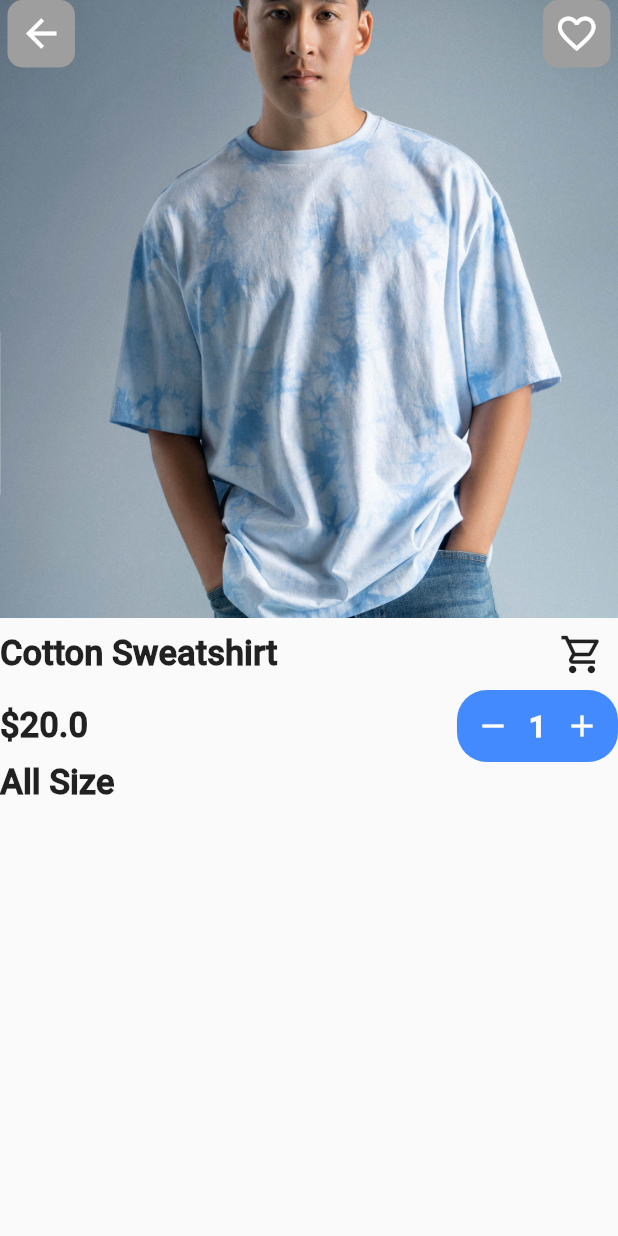
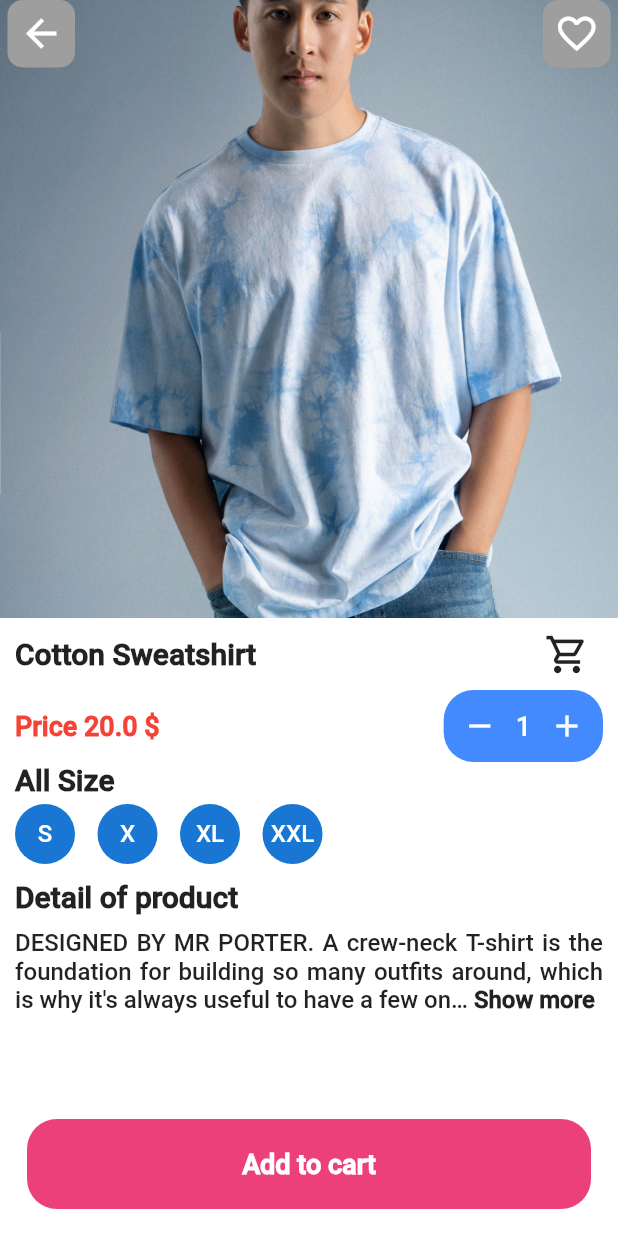
Before and after one commit to luonverak/Demo-Flutter-7-8, a Flutter app: the DetailScreen screen opened directly with sample values from the repository, on a phone screen of 412 x 824 dp. Run offline on Flutter 3.47's test engine with Material 2 defaults, Android fonts, the phone set to English and light mode, and no system bars; drawn by our look-alikes of readmore; our stand-ins replace sliding_clipped_nav_bar.

Commit message:
code commit

```diff
--- a/lib/model/category_model.dart
+++ b/lib/model/category_model.dart
@@ -29,7 +29,7 @@ final List<CategoryModel> listCategory = [
   ),
   CategoryModel(
     id: 5,
-    name: 'Kid',
+    name: 'Sport',
     image: 'asset/image/sport.webp',
   )
 ];
--- a/lib/model/product_model.dart
+++ b/lib/model/product_model.dart
@@ -1,3 +1,5 @@
+import 'package:demo2/model/category_model.dart';
+
 class ProductModel {
   final int id;
   final String name;
@@ -7,16 +9,21 @@ class ProductModel {
   final String description;
   final List<String> size;
   late int counter;
+  late String? date;
+  final int fId;
 
-  ProductModel(
-      {required this.id,
+  ProductModel({
+    required this.id,
     required this.name,
     required this.price,
     required this.image,
     required this.favorite,
     required this.description,
     required this.size,
-      required this.counter});
+    required this.counter,
+    this.date,
+    required this.fId,
+  });
 }
 
 final List<ProductModel> listProduct = [
@@ -30,6 +37,8 @@ final List<ProductModel> listProduct = [
         'DESIGNED BY MR PORTER. A crew-neck T-shirt is the foundation for building so many outfits around, which is why it\'s always useful to have a few on hand. Our black Mr P. one has a regular fit that feels comfortable whether it\'s worn alone or layered. The cotton-jersey fabric is silicone-washed for a soft handle.',
     size: ['S', 'X', 'XL', 'XXL'],
     counter: 1,
+    date: 'New',
+    fId: listCategory[0].id,
   ),
   ProductModel(
     id: 2,
@@ -41,6 +50,8 @@ final List<ProductModel> listProduct = [
         'DESIGNED BY MR PORTER. A crew-neck T-shirt is the foundation for building so many outfits around, which is why it\'s always useful to have a few on hand. Our black Mr P. one has a regular fit that feels comfortable whether it\'s worn alone or layered. The cotton-jersey fabric is silicone-washed for a soft handle.',
     size: ['S', 'X', 'XL', 'XXL'],
     counter: 1,
+    date: 'New',
+    fId: listCategory[0].id,
   ),
   ProductModel(
     id: 3,
@@ -52,6 +63,7 @@ final List<ProductModel> listProduct = [
         'DESIGNED BY MR PORTER. A crew-neck T-shirt is the foundation for building so many outfits around, which is why it\'s always useful to have a few on hand. Our black Mr P. one has a regular fit that feels comfortable whether it\'s worn alone or layered. The cotton-jersey fabric is silicone-washed for a soft handle.',
     size: ['S', 'X', 'XL', 'XXL'],
     counter: 1,
+    fId: listCategory[1].id,
   ),
   ProductModel(
     id: 4,
@@ -63,6 +75,7 @@ final List<ProductModel> listProduct = [
         'DESIGNED BY MR PORTER. A crew-neck T-shirt is the foundation for building so many outfits around, which is why it\'s always useful to have a few on hand. Our black Mr P. one has a regular fit that feels comfortable whether it\'s worn alone or layered. The cotton-jersey fabric is silicone-washed for a soft handle.',
     size: ['S', 'X', 'XL', 'XXL'],
     counter: 1,
+    fId: listCategory[1].id,
   ),
   ProductModel(
     id: 5,
@@ -74,6 +87,7 @@ final List<ProductModel> listProduct = [
         'DESIGNED BY MR PORTER. A crew-neck T-shirt is the foundation for building so many outfits around, which is why it\'s always useful to have a few on hand. Our black Mr P. one has a regular fit that feels comfortable whether it\'s worn alone or layered. The cotton-jersey fabric is silicone-washed for a soft handle.',
     size: ['S', 'X', 'XL', 'XXL'],
     counter: 1,
+    fId: listCategory[0].id,
   ),
   ProductModel(
     id: 6,
@@ -85,6 +99,7 @@ final List<ProductModel> listProduct = [
         'DESIGNED BY MR PORTER. A crew-neck T-shirt is the foundation for building so many outfits around, which is why it\'s always useful to have a few on hand. Our black Mr P. one has a regular fit that feels comfortable whether it\'s worn alone or layered. The cotton-jersey fabric is silicone-washed for a soft handle.',
     size: ['S', 'X', 'XL', 'XXL'],
     counter: 1,
+    fId: listCategory[2].id,
   ),
   ProductModel(
     id: 7,
@@ -96,5 +111,6 @@ final List<ProductModel> listProduct = [
         'DESIGNED BY MR PORTER. A crew-neck T-shirt is the foundation for building so many outfits around, which is why it\'s always useful to have a few on hand. Our black Mr P. one has a regular fit that feels comfortable whether it\'s worn alone or layered. The cotton-jersey fabric is silicone-washed for a soft handle.',
     size: ['S', 'X', 'XL', 'XXL'],
     counter: 1,
+    fId: listCategory[2].id,
   )
 ];
--- a/lib/view/detail_screen.dart
+++ b/lib/view/detail_screen.dart
@@ -1,5 +1,6 @@
 import 'package:demo2/model/product_model.dart';
 import 'package:flutter/material.dart';
+import 'package:readmore/readmore.dart';
 
 class DetailScreen extends StatefulWidget {
   const DetailScreen({super.key, required this.model});
@@ -13,14 +14,15 @@ class _DetailScreenState extends State<DetailScreen> {
   @override
   Widget build(BuildContext context) {
     return Scaffold(
-      body: ListView(
+      backgroundColor: Colors.white,
+      body: SafeArea(
+        child: ListView(
           children: [
             Stack(
               children: [
-              Container(
+                SizedBox(
                   width: double.infinity,
                   height: MediaQuery.sizeOf(context).height / 2,
-                color: Colors.amber,
                   child: Image.asset(
                     widget.model.image,
                     fit: BoxFit.cover,
@@ -79,13 +81,18 @@ class _DetailScreenState extends State<DetailScreen> {
                 )
               ],
             ),
+            Padding(
+              padding: const EdgeInsets.only(left: 10, right: 10),
+              child: Column(
+                crossAxisAlignment: CrossAxisAlignment.start,
+                children: [
                   Row(
                     children: [
                       Text(
                         widget.model.name,
                         style: const TextStyle(
-                  fontSize: 23,
-                  fontWeight: FontWeight.bold,
+                          fontSize: 20,
+                          fontWeight: FontWeight.w700,
                         ),
                       ),
                       const Spacer(),
@@ -101,9 +108,10 @@ class _DetailScreenState extends State<DetailScreen> {
                   Row(
                     children: [
                       Text(
-                '\$${widget.model.price}',
+                        'Price ${widget.model.price} \$',
                         style: const TextStyle(
-                  fontSize: 23,
+                          fontSize: 18,
+                          color: Colors.red,
                           fontWeight: FontWeight.bold,
                         ),
                       ),
@@ -131,9 +139,7 @@ class _DetailScreenState extends State<DetailScreen> {
                             Text(
                               '${widget.model.counter}',
                               style: const TextStyle(
-                          fontSize: 20,
-                          fontWeight: FontWeight.bold,
-                          color: Colors.white),
+                                  fontSize: 18, color: Colors.white),
                             ),
                             IconButton(
                               onPressed: () {
@@ -154,12 +160,76 @@ class _DetailScreenState extends State<DetailScreen> {
                   const Text(
                     'All Size',
                     style: TextStyle(
-              fontSize: 23,
-              fontWeight: FontWeight.bold,
+                      fontSize: 20,
+                      fontWeight: FontWeight.w700,
+                    ),
+                  ),
+                  SingleChildScrollView(
+                    scrollDirection: Axis.horizontal,
+                    child: Row(
+                      children: [
+                        for (int i = 0; i < widget.model.size.length; i++)
+                          Padding(
+                            padding: const EdgeInsets.only(right: 15, top: 5),
+                            child: CircleAvatar(
+                              child: Text(widget.model.size[i]),
+                            ),
+                          ),
+                      ],
+                    ),
+                  ),
+                  const SizedBox(
+                    height: 10,
+                  ),
+                  const Text(
+                    'Detail of product',
+                    style: TextStyle(
+                      fontSize: 20,
+                      fontWeight: FontWeight.w700,
+                    ),
+                  ),
+                  const SizedBox(
+                    height: 10,
+                  ),
+                  ReadMoreText(
+                    widget.model.description,
+                    textAlign: TextAlign.justify,
+                    style: const TextStyle(fontSize: 16),
+                    trimLines: 3,
+                    trimMode: TrimMode.Line,
+                    trimCollapsedText: 'Show more',
+                    trimExpandedText: 'Show less',
+                    lessStyle: const TextStyle(
+                        fontSize: 16, fontWeight: FontWeight.bold),
+                    moreStyle: const TextStyle(
+                        fontSize: 16, fontWeight: FontWeight.bold),
+                  ),
+                ],
               ),
             )
           ],
         ),
+      ),
+      bottomNavigationBar: Padding(
+        padding: const EdgeInsets.all(18.0),
+        child: Container(
+          width: double.infinity,
+          height: 60,
+          decoration: BoxDecoration(
+            borderRadius: BorderRadius.circular(20),
+            color: Colors.pink[400],
+          ),
+          alignment: Alignment.center,
+          child: const Text(
+            'Add to cart',
+            style: TextStyle(
+              fontSize: 18,
+              fontWeight: FontWeight.bold,
+              color: Colors.white,
+            ),
+          ),
+        ),
+      ),
     );
   }
 }
--- a/lib/view/home_screen.dart
+++ b/lib/view/home_screen.dart
@@ -13,7 +13,8 @@ class HomeScreen extends StatelessWidget {
   Widget build(BuildContext context) {
     return Scaffold(
       drawer: const Drawer(),
-      body: ListView(
+      body: SafeArea(
+        child: ListView(
           children: [
             const HeaderApp(),
             Padding(
@@ -96,6 +97,7 @@ class HomeScreen extends StatelessWidget {
             )
           ],
         ),
+      ),
     );
   }
 }
--- a/pubspec.yaml
+++ b/pubspec.yaml
@@ -36,6 +36,7 @@ dependencies:
   # Use with the CupertinoIcons class for iOS style icons.
   cupertino_icons: ^1.0.2
   sliding_clipped_nav_bar: ^3.1.0+4
+  readmore: ^2.2.0
 
 dev_dependencies:
   flutter_test:
```
Also changed, not shown: lib/view/category_screen.dart (added, +103 -0 lines), lib/widget/category_item.dart (+11 -0 lines), pubspec.lock. Lines whose indentation alone changed are shown as unchanged.
